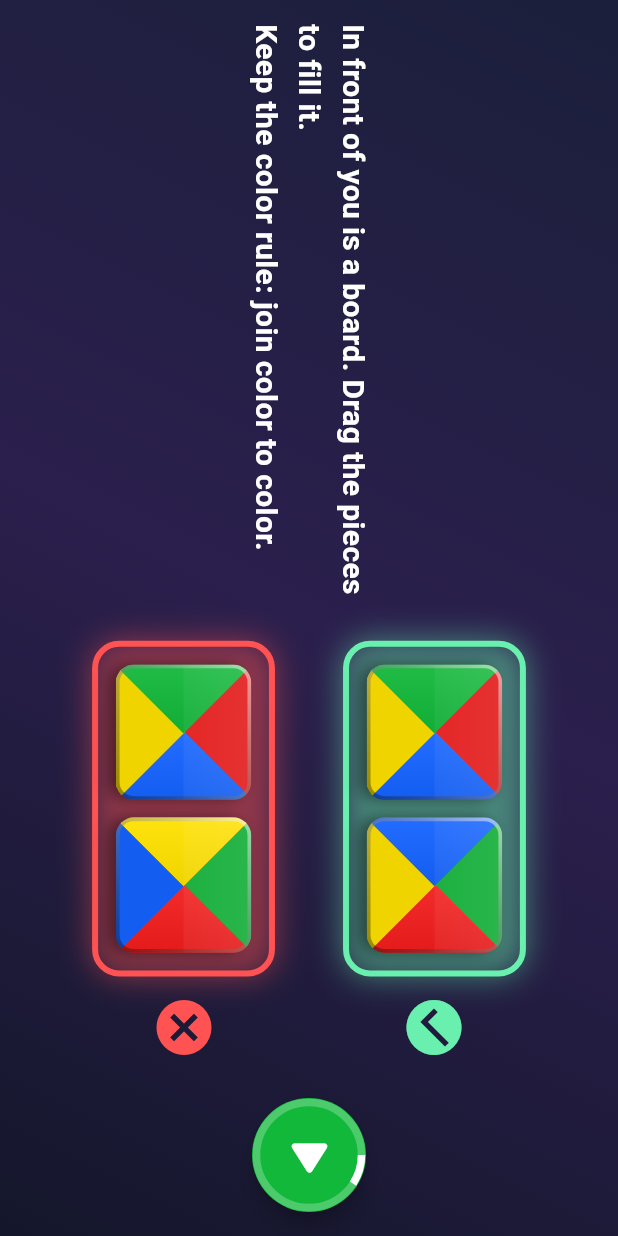
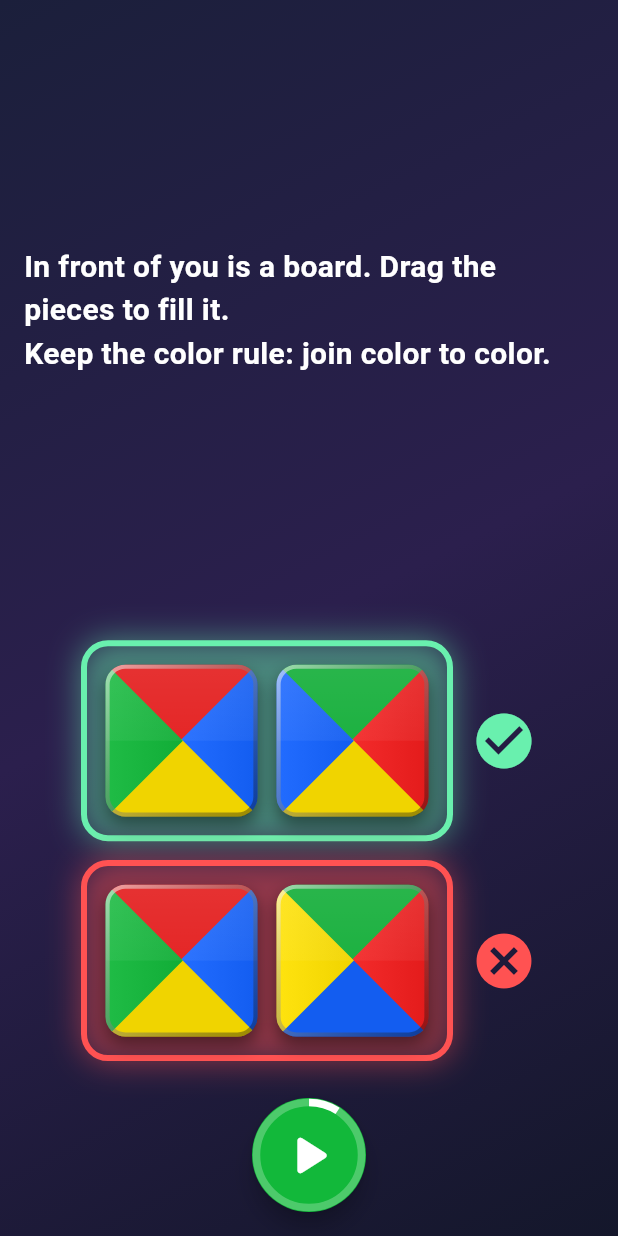
Before and after one commit to Balinti/carpet_game, a Flutter app: the GameScreen screen opened directly with empty values, after a tap on the "help outline" icon, on a phone screen of 412 x 824 dp. Run offline on Flutter 3.47's test engine with Material 3 defaults, Android fonts, the phone set to English and light mode, and no system bars; our stand-ins replace cloud_firestore, firebase_auth, firebase_core, shared_preferences; missing offline and left inert: cloud_firestore_web, dart:js_interop, firebase_auth_web, firebase_core_platform_interface, firebase_core_web; accounts and stored records are empty; network calls fail.

Commit message:
Follow the phone's orientation everywhere; portrait layouts for game, instructions and report
Co-Authored-By: Claude Opus 5.5 <noreply@anthropic.com>

```diff
--- a/lib/app_gate.dart
+++ b/lib/app_gate.dart
@@ -54,9 +54,9 @@ class _AppGateState extends State<AppGate> {
 
   @override
   Widget build(BuildContext context) {
-    // Landscape from the very first screen (Shemer: switching from
-    // portrait sign-up to a landscape game was confusing).
-    const landscape = true;
+    // Never turn the app ourselves: it follows how the phone is held, the
+    // same on every screen (Shemer: switching orientation was confusing).
+    const landscape = false;
     if (forceLandscape.value != landscape) {
       WidgetsBinding.instance
           .addPostFrameCallback((_) => forceLandscape.value = landscape);
--- a/lib/main.dart
+++ b/lib/main.dart
@@ -129,7 +129,7 @@ class LocaleProviderScope extends InheritedWidget {
 /// phone sideways.
 /// When false (sign-up and questionnaire), portrait stays portrait so typing
 /// is comfortable; the game screens turn it back on.
-final ValueNotifier<bool> forceLandscape = ValueNotifier<bool>(true);
+final ValueNotifier<bool> forceLandscape = ValueNotifier<bool>(false);
 
 class _RotatePhoneGate extends StatelessWidget {
   final Widget child;
--- a/lib/screens/assessment_intro.dart
+++ b/lib/screens/assessment_intro.dart
@@ -81,6 +81,8 @@ class _AssessmentIntroState extends State<AssessmentIntro>
         ? VisualStyle.soft3d
         : VisualStyle.current;
     final he = AppLocalizations.of(context).language == AppLanguage.hebrew;
+    final size = MediaQuery.sizeOf(context);
+    final portrait = size.height > size.width;
     return Scaffold(
       body: Container(
         decoration: BoxDecoration(
@@ -93,7 +95,9 @@ class _AssessmentIntroState extends State<AssessmentIntro>
         child: SafeArea(
           child: Padding(
             padding: const EdgeInsets.all(16),
-            child: Row(
+            child: Flex(
+              // Upright phone: text, examples and button stacked.
+              direction: portrait ? Axis.vertical : Axis.horizontal,
               children: [
                 Expanded(
                   flex: 5,
@@ -117,7 +121,7 @@ class _AssessmentIntroState extends State<AssessmentIntro>
                     ),
                   ),
                 ),
-                const SizedBox(width: 16),
+                const SizedBox(width: 16, height: 16),
                 Expanded(
                   flex: 4,
                   child: LayoutBuilder(
@@ -136,7 +140,9 @@ class _AssessmentIntroState extends State<AssessmentIntro>
                   ),
                 ),
                 Padding(
-                  padding: const EdgeInsets.only(left: 12),
+                  padding: portrait
+                      ? const EdgeInsets.only(top: 12)
+                      : const EdgeInsets.only(left: 12),
                   child: Material(
                     key: const ValueKey('intro_start'),
                     color: st.palette[1],
--- a/lib/screens/game_screen.dart
+++ b/lib/screens/game_screen.dart
@@ -313,33 +313,15 @@ class _GameScreenState extends State<GameScreen>
           onPressed: onTap,
         );
 
-    return Scaffold(
-      body: Container(
-        decoration: BoxDecoration(
-          gradient: LinearGradient(
-            begin: Alignment.topLeft,
-            end: Alignment.bottomRight,
-            colors: bgColors,
-          ),
-        ),
-        child: SafeArea(
-          child: Row(
-            children: [
-              Column(
-                mainAxisAlignment: MainAxisAlignment.spaceEvenly,
-                children: [
-                  smallIcon(
-                      Icons.arrow_back, () => Navigator.maybePop(context)),
+    final portrait = _portrait;
+    final icons = <Widget>[
+      smallIcon(Icons.arrow_back, () => Navigator.maybePop(context)),
       if (_gameState.canGoToPreviousLevel)
         smallIcon(Icons.skip_previous, _goToPreviousLevel),
       smallIcon(Icons.help_outline, _showInstructions),
-                  if (widget.showRestart)
-                    smallIcon(Icons.refresh, _restartGame),
-                ],
-              ),
-              Expanded(
-                flex: 3,
-                child: GameBoard(
+      if (widget.showRestart) smallIcon(Icons.refresh, _restartGame),
+    ];
+    final board = GameBoard(
       gameState: _gameState,
       onPositionTap: _placeTile,
       onTileDrop: _dropTile,
@@ -351,12 +333,8 @@ class _GameScreenState extends State<GameScreen>
       onTileSwap: _swapTiles,
       onTileReplace: _replaceTile,
       showMatchFeedback: widget.mode.showMatchFeedback,
-                ),
-              ),
-              _buildControlStrip(vertical: true),
-              Expanded(
-                flex: 2,
-                child: Padding(
+    );
+    final hand = Padding(
       padding: const EdgeInsets.all(6),
       child: PlayerHand(
         player: _gameState.currentPlayer,
@@ -367,8 +345,41 @@ class _GameScreenState extends State<GameScreen>
         onTileDragStart: _gameState.pickUpTile,
         onTileDragCancel: _gameState.dropCancelled,
       ),
+    );
+
+    return Scaffold(
+      body: Container(
+        decoration: BoxDecoration(
+          gradient: LinearGradient(
+            begin: Alignment.topLeft,
+            end: Alignment.bottomRight,
+            colors: bgColors,
           ),
         ),
+        child: SafeArea(
+          child: portrait
+              // Phone held upright: icons on top, board, big buttons in a
+              // row, the Builder below.
+              ? Column(
+                  children: [
+                    Row(
+                      mainAxisAlignment: MainAxisAlignment.spaceEvenly,
+                      children: icons,
+                    ),
+                    Expanded(flex: 5, child: board),
+                    _buildControlStrip(vertical: false),
+                    Expanded(flex: 4, child: hand),
+                  ],
+                )
+              : Row(
+                  children: [
+                    Column(
+                      mainAxisAlignment: MainAxisAlignment.spaceEvenly,
+                      children: icons,
+                    ),
+                    Expanded(flex: 3, child: board),
+                    _buildControlStrip(vertical: true),
+                    Expanded(flex: 2, child: hand),
                   ],
                 ),
         ),
@@ -380,6 +391,11 @@ class _GameScreenState extends State<GameScreen>
             )
           : null,
     );
+  }
+
+  bool get _portrait {
+    final size = MediaQuery.sizeOf(context);
+    return size.height > size.width;
   }
 
   /// Big finger-size buttons acting on the red (selected) board piece:
@@ -395,7 +411,10 @@ class _GameScreenState extends State<GameScreen>
     final screenH = MediaQuery.sizeOf(context).height -
         MediaQuery.paddingOf(context).vertical;
     final finish = _gameState.needsFinishCheck;
-    final size = ((screenH - 8) / (finish ? 4 : 3) - 12).clamp(36.0, 72.0);
+    final screenW = MediaQuery.sizeOf(context).width;
+    final count = finish ? 4 : 3;
+    final size = (((vertical ? screenH : screenW) - 8) / count - 12)
+        .clamp(36.0, vertical ? 72.0 : 64.0);
     Widget button(IconData icon, VoidCallback onTap) => Padding(
           padding: const EdgeInsets.all(6),
           child: Material(
```
Also changed, not shown: lib/assessment/assessment_report.dart (+32 -21 lines), lib/screens/assessment_screen.dart (+6 -2 lines), 1 other file. Lines whose indentation alone changed are shown as unchanged.
